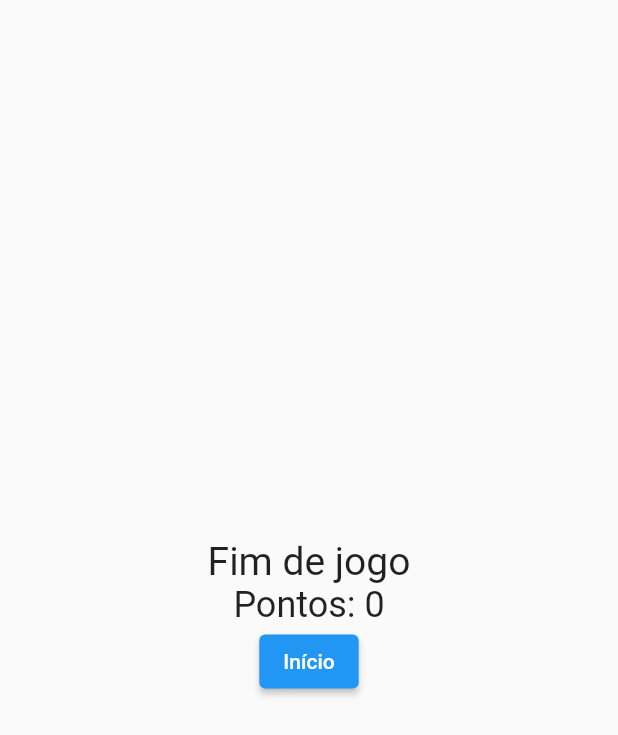
After one commit to leoncruz/trivia_game, a Flutter app: the EndGame screen opened by its route, after a tap on "Início", on a phone screen of 412 x 824 dp. The commit adds this screen. Shown: the top 735 px of the screen. Run offline on Flutter 3.47's test engine with Material 2 defaults, Android fonts, the phone set to English and light mode, and no system bars; our stand-ins replace dio; network calls fail.

Commit message:
wip: end game screen

```diff
--- a/lib/contexts/questions/question_controller.dart
+++ b/lib/contexts/questions/question_controller.dart
@@ -7,7 +7,7 @@ class QuestionController {
   final QuestionStore _store = QuestionStore.instance;
   final AlternativeStore _alternativeStore = AlternativeStore.instance;
   final QuestionRepository _repository = QuestionRepository();
-  final int quantity = 5;
+  final int quantity = 1;
   int index = 0;
 
   static QuestionController instance = QuestionController();
--- a/lib/contexts/questions/screens/answer.dart
+++ b/lib/contexts/questions/screens/answer.dart
@@ -1,7 +1,7 @@
 import 'dart:async';
 
 import 'package:flutter/material.dart';
-import 'package:trivia_game/contexts/questions/question_controller.dart';
+import 'package:trivia_game/contexts/questions/stores/question_store.dart';
 
 class AnswerScreen extends StatefulWidget {
   final bool isRightAnswer;
@@ -14,6 +14,8 @@ class AnswerScreen extends StatefulWidget {
 
 class _AnswerScreenState extends State<AnswerScreen>
     with TickerProviderStateMixin {
+  final QuestionStore _questionStore = QuestionStore.instance;
+
   late Timer timer;
   late AnimationController _animationController;
   int _time = 3;
@@ -42,7 +44,11 @@ class _AnswerScreenState extends State<AnswerScreen>
     });
 
     Future.delayed(const Duration(seconds: 3), () {
-      Navigator.pop(context);
+      if (!_questionStore.isEndQuestions) {
+        Navigator.pop(context);
+      } else {
+        Navigator.pushNamed(context, '/end_game');
+      }
     });
 
     iconColor = widget.isRightAnswer ? Colors.green : Colors.red;
--- /dev/null
+++ b/lib/contexts/questions/screens/end_game.dart
@@ -0,0 +1,37 @@
+import 'package:flutter/material.dart';
+import 'package:trivia_game/contexts/questions/stores/question_store.dart';
+
+class EndGame extends StatelessWidget {
+  EndGame({Key? key}) : super(key: key);
+
+  final QuestionStore _questionStore = QuestionStore.instance;
+
+  @override
+  Widget build(BuildContext context) {
+    return Scaffold(
+      body: Center(
+        child: Column(
+          mainAxisAlignment: MainAxisAlignment.center,
+          children: <Widget>[
+            const Text(
+              'Fim de jogo',
+              style: TextStyle(
+                fontSize: 26,
+              ),
+            ),
+            Text(
+              'Pontos: ${_questionStore.points}',
+              style: const TextStyle(
+                fontSize: 24,
+              ),
+            ),
+            ElevatedButton(
+              onPressed: () {},
+              child: const Text('Início'),
+            ),
+          ],
+        ),
+      ),
+    );
+  }
+}
--- a/lib/contexts/questions/stores/question_store.dart
+++ b/lib/contexts/questions/stores/question_store.dart
@@ -8,6 +8,7 @@ class QuestionStore extends ChangeNotifier {
   bool isEndQuestions = false;
   bool isRightAnswer = false;
   int index = 0;
+  int points = 0;
 
   QuestionModel get actualQuestion => questions[index];
 
@@ -34,4 +35,8 @@ class QuestionStore extends ChangeNotifier {
 
     notifyListeners();
   }
+
+  addPoint() {
+    points++;
+  }
 }
--- a/lib/main.dart
+++ b/lib/main.dart
@@ -2,6 +2,7 @@ import 'package:flutter/material.dart';
 import 'package:trivia_game/contexts/category/category_screen.dart';
 import 'package:trivia_game/contexts/questions/question_screen.dart';
 import 'package:trivia_game/contexts/questions/screens/answer.dart';
+import 'package:trivia_game/contexts/questions/screens/end_game.dart';
 
 void main() {
   runApp(const TriviaGame());
@@ -21,6 +22,7 @@ class TriviaGame extends StatelessWidget {
       initialRoute: '/',
       routes: {
         '/': (context) => const CategoryScreen(),
+        '/end_game': (context) => EndGame(),
       },
       onGenerateRoute: (route) {
         switch (route.name) {
```
Also changed, not shown: lib/contexts/questions/question_screen.dart (+4 -9 lines).
